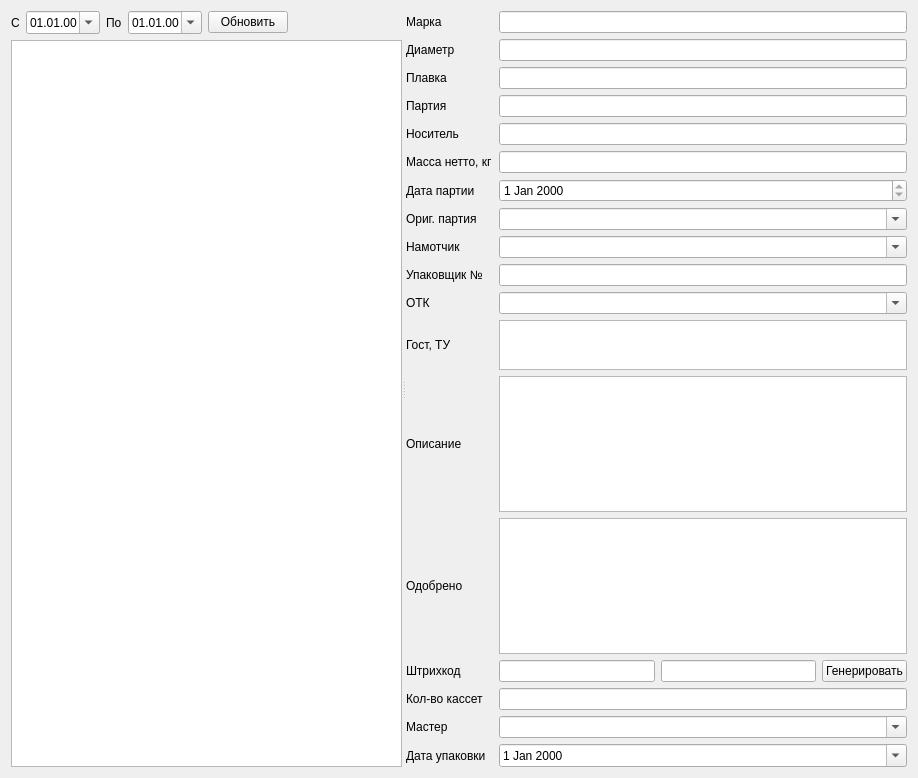
Qt form formdatawire.ui (Sergeyego/warehouse) before a commit.
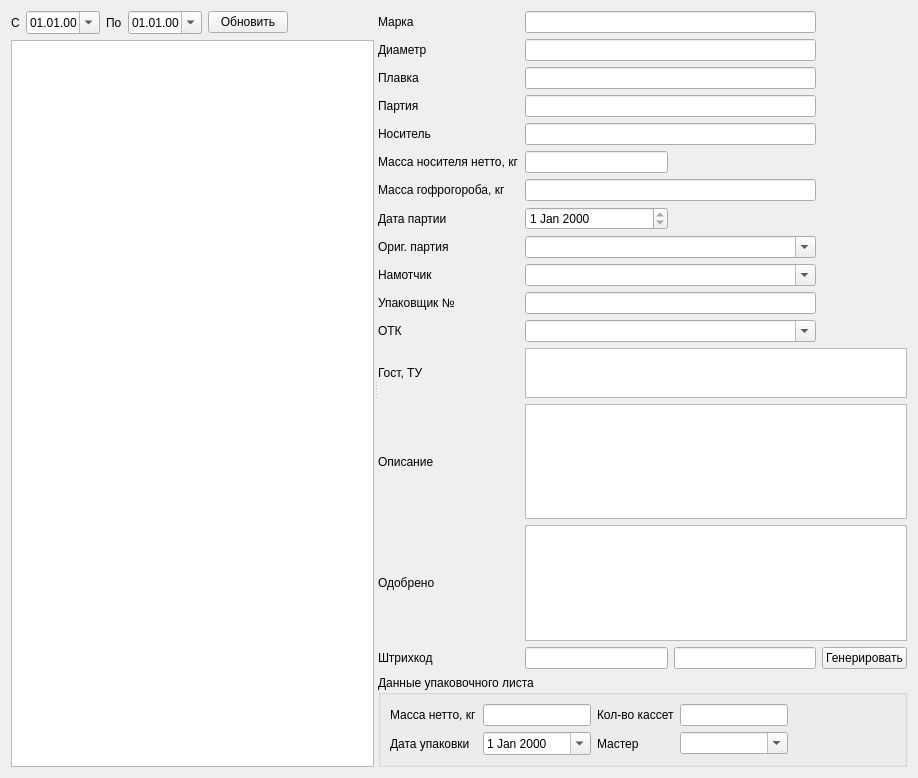
The same form after that commit.

Patch:
```diff
--- a/formdatawire.ui
+++ b/formdatawire.ui
@@ -94,209 +94,147 @@
        </item>
       </layout>
      </widget>
-     <widget class="QWidget" name="layoutWidget_2">
+     <widget class="QWidget" name="">
       <layout class="QVBoxLayout" name="verticalLayout_2">
        <item>
         <layout class="QGridLayout" name="gridLayout">
-         <item row="16" column="2" colspan="3">
-          <widget class="QComboBox" name="comboBoxMaster">
-           <property name="editable">
-            <bool>true</bool>
-           </property>
-          </widget>
-         </item>
-         <item row="15" column="0" colspan="2">
-          <widget class="QLabel" name="label_16">
-           <property name="text">
-            <string>Кол-во кассет</string>
-           </property>
-          </widget>
-         </item>
-         <item row="4" column="2" colspan="3">
-          <widget class="QLineEdit" name="lineEditSpool">
-           <property name="readOnly">
-            <bool>true</bool>
-           </property>
-          </widget>
-         </item>
-         <item row="0" column="0" colspan="2">
-          <widget class="QLabel" name="label_3">
-           <property name="text">
-            <string>Марка</string>
-           </property>
-          </widget>
-         </item>
-         <item row="9" column="0" colspan="2">
-          <widget class="QLabel" name="label_13">
-           <property name="text">
-            <string>Упаковщик №</string>
-           </property>
-          </widget>
-         </item>
-         <item row="2" column="0" colspan="2">
+         <item row="2" column="0">
           <widget class="QLabel" name="label_5">
            <property name="text">
             <string>Плавка</string>
            </property>
           </widget>
          </item>
-         <item row="17" column="0" colspan="2">
-          <widget class="QLabel" name="label_20">
-           <property name="text">
-            <string>Дата упаковки</string>
-           </property>
-          </widget>
-         </item>
-         <item row="7" column="2" colspan="3">
+         <item row="8" column="1" colspan="2">
           <widget class="QComboBox" name="comboBoxOPart">
            <property name="editable">
             <bool>true</bool>
            </property>
           </widget>
          </item>
-         <item row="3" column="0" colspan="2">
-          <widget class="QLabel" name="label_6">
-           <property name="text">
-            <string>Партия</string>
-           </property>
-          </widget>
-         </item>
-         <item row="14" column="2">
-          <widget class="QLineEdit" name="lineEditEanEd">
-           <property name="readOnly">
-            <bool>true</bool>
-           </property>
-          </widget>
-         </item>
-         <item row="5" column="2" colspan="3">
-          <widget class="QLineEdit" name="lineEditKvo"/>
-         </item>
-         <item row="13" column="2" colspan="3">
-          <widget class="QTableView" name="tableViewOdobr">
-           <attribute name="verticalHeaderVisible">
-            <bool>false</bool>
-           </attribute>
-          </widget>
-         </item>
-         <item row="7" column="0" colspan="2">
-          <widget class="QLabel" name="label_14">
-           <property name="text">
-            <string>Ориг. партия</string>
-           </property>
-          </widget>
-         </item>
-         <item row="12" column="0" colspan="2">
+         <item row="13" column="0">
           <widget class="QLabel" name="label_11">
            <property name="text">
             <string>Описание</string>
            </property>
           </widget>
          </item>
-         <item row="13" column="0" colspan="2">
-          <widget class="QLabel" name="label_12">
+         <item row="3" column="0">
+          <widget class="QLabel" name="label_6">
            <property name="text">
-            <string>Одобрено</string>
+            <string>Партия</string>
            </property>
           </widget>
          </item>
-         <item row="16" column="0" colspan="2">
-          <widget class="QLabel" name="label_19">
+         <item row="1" column="0">
+          <widget class="QLabel" name="label_4">
            <property name="text">
-            <string>Мастер</string>
+            <string>Диаметр</string>
            </property>
           </widget>
          </item>
-         <item row="17" column="2" colspan="3">
-          <widget class="QDateEdit" name="dateEditPack">
-           <property name="calendarPopup">
+         <item row="9" column="1" colspan="2">
+          <widget class="QComboBox" name="comboBoxNam">
+           <property name="editable">
             <bool>true</bool>
            </property>
           </widget>
          </item>
-         <item row="1" column="2" colspan="3">
-          <widget class="QLineEdit" name="lineEditDiam">
-           <property name="readOnly">
-            <bool>true</bool>
-           </property>
-          </widget>
-         </item>
-         <item row="4" column="0" colspan="2">
+         <item row="4" column="0">
           <widget class="QLabel" name="label_7">
            <property name="text">
             <string>Носитель</string>
            </property>
           </widget>
          </item>
-         <item row="14" column="3">
+         <item row="5" column="0">
+          <widget class="QLabel" name="label_8">
+           <property name="text">
+            <string>Масса носителя нетто, кг</string>
+           </property>
+          </widget>
+         </item>
+         <item row="5" column="1">
+          <widget class="QLineEdit" name="lineEditKvo"/>
+         </item>
+         <item row="6" column="0">
+          <widget class="QLabel" name="label_17">
+           <property name="text">
+            <string>Масса гофрогороба, кг</string>
+           </property>
+          </widget>
+         </item>
+         <item row="7" column="0">
+          <widget class="QLabel" name="label_9">
+           <property name="text">
+            <string>Дата партии</string>
+           </property>
+          </widget>
+         </item>
+         <item row="0" column="0">
+          <widget class="QLabel" name="label_3">
+           <property name="text">
+            <string>Марка</string>
+           </property>
+          </widget>
+         </item>
+         <item row="15" column="1">
+          <widget class="QLineEdit" name="lineEditEanEd">
+           <property name="readOnly">
+            <bool>true</bool>
+           </property>
+          </widget>
+         </item>
+         <item row="15" column="2">
           <widget class="QLineEdit" name="lineEditEanGr">
            <property name="readOnly">
             <bool>true</bool>
            </property>
           </widget>
          </item>
-         <item row="10" column="0" colspan="2">
+         <item row="7" column="1">
+          <widget class="QDateEdit" name="dateEdit">
+           <property name="readOnly">
+            <bool>true</bool>
+           </property>
+          </widget>
+         </item>
+         <item row="8" column="0">
+          <widget class="QLabel" name="label_14">
+           <property name="text">
+            <string>Ориг. партия</string>
+           </property>
+          </widget>
+         </item>
+         <item row="9" column="0">
+          <widget class="QLabel" name="label_15">
+           <property name="text">
+            <string>Намотчик</string>
+           </property>
+          </widget>
+         </item>
+         <item row="10" column="0">
+          <widget class="QLabel" name="label_13">
+           <property name="text">
+            <string>Упаковщик №</string>
+           </property>
+          </widget>
+         </item>
+         <item row="11" column="0">
           <widget class="QLabel" name="label_18">
            <property name="text">
             <string>ОТК</string>
            </property>
           </widget>
          </item>
-         <item row="6" column="2" colspan="3">
-          <widget class="QDateEdit" name="dateEdit">
-           <property name="readOnly">
-            <bool>true</bool>
-           </property>
-          </widget>
-         </item>
-         <item row="9" column="2" colspan="3">
-          <widget class="QLineEdit" name="lineEditUpk"/>
-         </item>
-         <item row="6" column="0" colspan="2">
-          <widget class="QLabel" name="label_9">
+         <item row="12" column="0">
+          <widget class="QLabel" name="label_10">
            <property name="text">
-            <string>Дата партии</string>
+            <string>Гост, ТУ</string>
            </property>
           </widget>
          </item>
-         <item row="2" column="2" colspan="3">
-          <widget class="QLineEdit" name="lineEditPlav">
-           <property name="readOnly">
-            <bool>true</bool>
-           </property>
-          </widget>
-         </item>
-         <item row="3" column="2" colspan="3">
-          <widget class="QLineEdit" name="lineEditPart">
-           <property name="readOnly">
-            <bool>true</bool>
-           </property>
-          </widget>
-         </item>
-         <item row="0" column="2" colspan="3">
-          <widget class="QLineEdit" name="lineEditMark">
-           <property name="readOnly">
-            <bool>true</bool>
-           </property>
-          </widget>
-         </item>
-         <item row="14" column="0" colspan="2">
-          <widget class="QLabel" name="label_21">
-           <property name="text">
-            <string>Штрихкод</string>
-           </property>
-          </widget>
-         </item>
-         <item row="12" column="2" colspan="3">
-          <widget class="QPlainTextEdit" name="plainTextEdit"/>
-         </item>
-         <item row="5" column="0" colspan="2">
-          <widget class="QLabel" name="label_8">
-           <property name="text">
-            <string>Масса нетто, кг</string>
-           </property>
-          </widget>
-         </item>
-         <item row="11" column="2" colspan="3">
+         <item row="12" column="1" colspan="3">
           <widget class="QListView" name="listViewGost">
            <property name="maximumSize">
             <size>
@@ -306,53 +244,157 @@
            </property>
           </widget>
          </item>
-         <item row="8" column="0" colspan="2">
-          <widget class="QLabel" name="label_15">
+         <item row="13" column="1" colspan="3">
+          <widget class="QPlainTextEdit" name="plainTextEdit"/>
+         </item>
+         <item row="14" column="0">
+          <widget class="QLabel" name="label_12">
            <property name="text">
-            <string>Намотчик</string>
+            <string>Одобрено</string>
            </property>
           </widget>
          </item>
-         <item row="1" column="0" colspan="2">
-          <widget class="QLabel" name="label_4">
-           <property name="text">
-            <string>Диаметр</string>
-           </property>
+         <item row="14" column="1" colspan="3">
+          <widget class="QTableView" name="tableViewOdobr">
+           <attribute name="verticalHeaderVisible">
+            <bool>false</bool>
+           </attribute>
           </widget>
          </item>
-         <item row="11" column="0" colspan="2">
-          <widget class="QLabel" name="label_10">
+         <item row="15" column="0">
+          <widget class="QLabel" name="label_21">
            <property name="text">
-            <string>Гост, ТУ</string>
+            <string>Штрихкод</string>
            </property>
           </widget>
          </item>
-         <item row="14" column="4">
+         <item row="15" column="3">
           <widget class="QPushButton" name="pushButtonGen">
            <property name="text">
             <string>Генерировать</string>
            </property>
           </widget>
          </item>
-         <item row="10" column="2" colspan="3">
+         <item row="10" column="1" colspan="2">
+          <widget class="QLineEdit" name="lineEditUpk"/>
+         </item>
+         <item row="11" column="1" colspan="2">
           <widget class="QComboBox" name="comboBoxOtk">
            <property name="editable">
             <bool>true</bool>
            </property>
           </widget>
          </item>
-         <item row="15" column="2" colspan="3">
-          <widget class="QLineEdit" name="lineEditKvoSpool"/>
+         <item row="6" column="1" colspan="2">
+          <widget class="QLineEdit" name="lineEdit"/>
          </item>
-         <item row="8" column="2" colspan="3">
-          <widget class="QComboBox" name="comboBoxNam">
-           <property name="editable">
+         <item row="4" column="1" colspan="2">
+          <widget class="QLineEdit" name="lineEditSpool">
+           <property name="readOnly">
+            <bool>true</bool>
+           </property>
+          </widget>
+         </item>
+         <item row="3" column="1" colspan="2">
+          <widget class="QLineEdit" name="lineEditPart">
+           <property name="readOnly">
+            <bool>true</bool>
+           </property>
+          </widget>
+         </item>
+         <item row="2" column="1" colspan="2">
+          <widget class="QLineEdit" name="lineEditPlav">
+           <property name="readOnly">
+            <bool>true</bool>
+           </property>
+          </widget>
+         </item>
+         <item row="1" column="1" colspan="2">
+          <widget class="QLineEdit" name="lineEditDiam">
+           <property name="readOnly">
+            <bool>true</bool>
+           </property>
+          </widget>
+         </item>
+         <item row="0" column="1" colspan="2">
+          <widget class="QLineEdit" name="lineEditMark">
+           <property name="readOnly">
             <bool>true</bool>
            </property>
           </widget>
          </item>
         </layout>
        </item>
+       <item>
+        <widget class="QGroupBox" name="groupBox">
+         <property name="title">
+          <string>Данные упаковочного листа</string>
+         </property>
+         <layout class="QGridLayout" name="gridLayout_2">
+          <item row="0" column="4">
+           <spacer name="horizontalSpacer_2">
+            <property name="orientation">
+             <enum>Qt::Horizontal</enum>
+            </property>
+            <property name="sizeHint" stdset="0">
+             <size>
+              <width>40</width>
+              <height>20</height>
+             </size>
+            </property>
+           </spacer>
+          </item>
+          <item row="1" column="3">
+           <widget class="QComboBox" name="comboBoxMaster">
+            <property name="editable">
+             <bool>true</bool>
+            </property>
+           </widget>
+          </item>
+          <item row="0" column="3">
+           <widget class="QLineEdit" name="lineEditKvoSpool"/>
+          </item>
+          <item row="0" column="2">
+           <widget class="QLabel" name="label_16">
+            <property name="text">
+             <string>Кол-во кассет</string>
+            </property>
+           </widget>
+          </item>
+          <item row="0" column="0">
+           <widget class="QLabel" name="label_22">
+            <property name="text">
+             <string>Масса нетто, кг</string>
+            </property>
+           </widget>
+          </item>
+          <item row="1" column="2">
+           <widget class="QLabel" name="label_19">
+            <property name="text">
+             <string>Мастер</string>
+            </property>
+           </widget>
+          </item>
+          <item row="1" column="0">
+           <widget class="QLabel" name="label_20">
+            <property name="text">
+             <string>Дата упаковки</string>
+            </property>
+           </widget>
+          </item>
+          <item row="1" column="1">
+           <widget class="QDateEdit" name="dateEditPack">
+            <property name="calendarPopup">
+             <bool>true</bool>
+            </property>
+           </widget>
+          </item>
+          <item row="0" column="1">
+           <widget class="QLineEdit" name="lineEdit_2"/>
+          </item>
+         </layout>
+        </widget>
+       </item>
       </layout>
      </widget>
     </widget>
```
